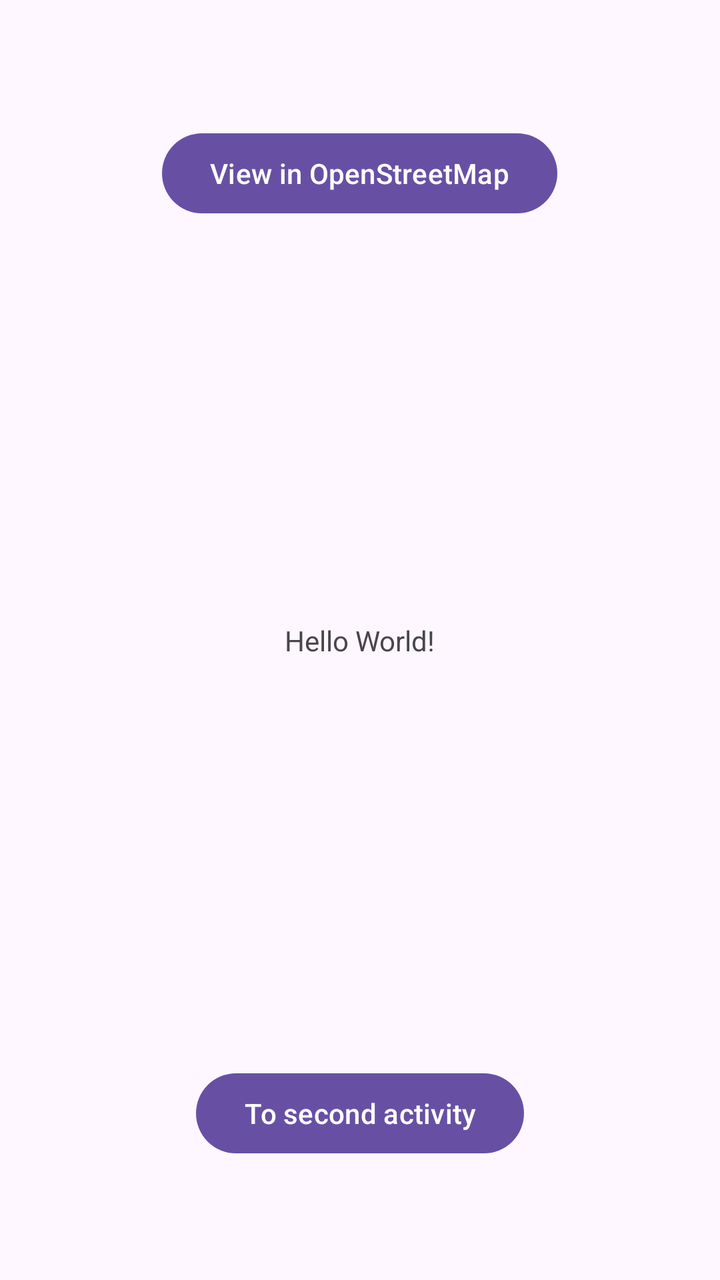
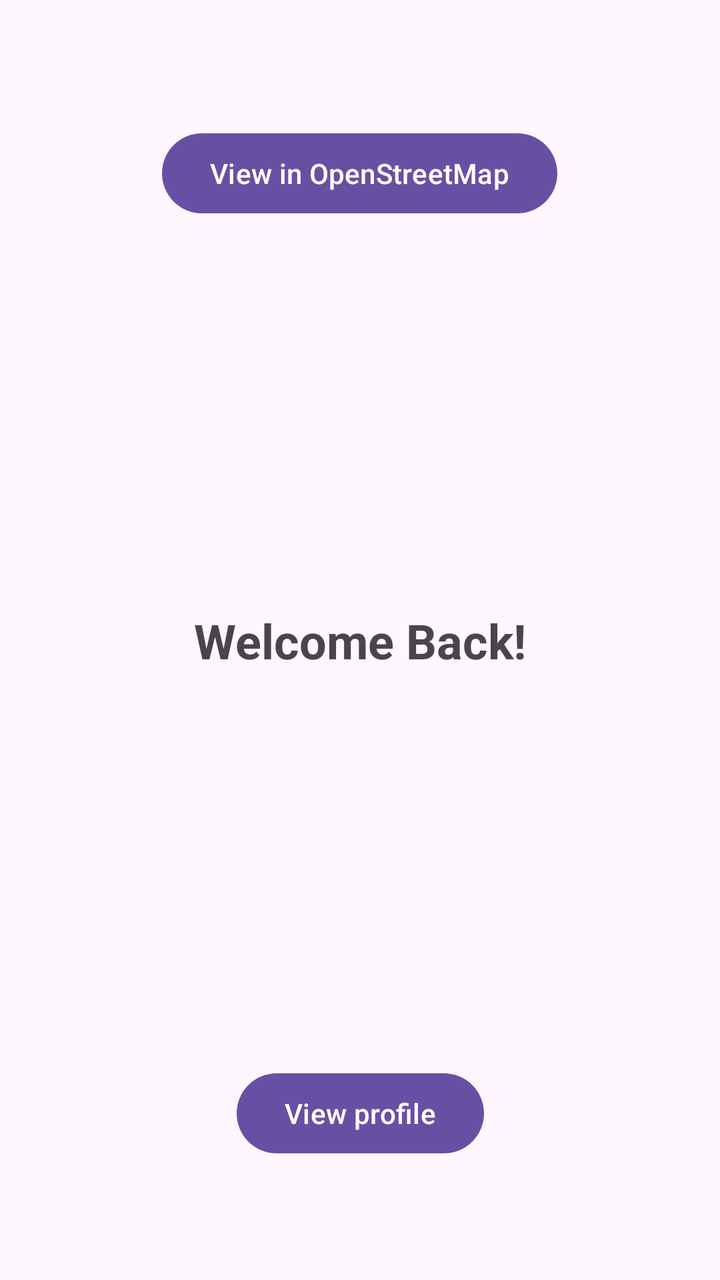

Compare the two renders of this Android layout. The source of the first and the diff that turns it into the second are given below.
<!-- AndroidManifest.xml: application theme Theme.HelloWorld -->
<!-- res/layout/activity_main.xml -->
<?xml version="1.0" encoding="utf-8"?>
<androidx.constraintlayout.widget.ConstraintLayout xmlns:android="http://schemas.android.com/apk/res/android"
    xmlns:app="http://schemas.android.com/apk/res-auto"
    xmlns:tools="http://schemas.android.com/tools"
    android:id="@+id/main"
    android:layout_width="match_parent"
    android:layout_height="match_parent"
    tools:context=".MainActivity">

    <TextView
        android:id="@+id/mainTextView"
        android:layout_width="wrap_content"
        android:layout_height="wrap_content"
        android:text="Hello World!"
        app:layout_constraintBottom_toBottomOf="parent"
        app:layout_constraintEnd_toEndOf="parent"
        app:layout_constraintStart_toStartOf="parent"
        app:layout_constraintTop_toTopOf="parent" />

    <Button
        android:id="@+id/button_main_to_second"
        android:layout_width="wrap_content"
        android:layout_height="wrap_content"
        android:text="To second activity"
        app:layout_constraintBottom_toBottomOf="parent"
        app:layout_constraintEnd_toEndOf="parent"
        app:layout_constraintStart_toStartOf="parent"
        app:layout_constraintTop_toTopOf="parent"
        app:layout_constraintVertical_bias="0.9" />

    <Button
        android:id="@+id/osmButton"
        android:layout_width="wrap_content"
        android:layout_height="wrap_content"
        android:text="View in OpenStreetMap"
        app:layout_constraintBottom_toBottomOf="parent"
        app:layout_constraintEnd_toEndOf="parent"
        app:layout_constraintHorizontal_bias="0.498"
        app:layout_constraintStart_toStartOf="parent"
        app:layout_constraintTop_toTopOf="parent"
        app:layout_constraintVertical_bias="0.106" />

</androidx.constraintlayout.widget.ConstraintLayout>
<!-- resources referenced by this layout -->
<resources>
  <style name="Theme.HelloWorld" parent="Base.Theme.HelloWorld" />
  <style name="Base.Theme.HelloWorld" parent="Theme.Material3.DayNight.NoActionBar">
          
          
      </style>
</resources>

<!-- the commit's change to res/layout/activity_main.xml (unified diff, before → after) -->
@@ -1,43 +1,60 @@
 <?xml version="1.0" encoding="utf-8"?>
-<androidx.constraintlayout.widget.ConstraintLayout xmlns:android="http://schemas.android.com/apk/res/android"
+<androidx.drawerlayout.widget.DrawerLayout
+    xmlns:android="http://schemas.android.com/apk/res/android"
     xmlns:app="http://schemas.android.com/apk/res-auto"
     xmlns:tools="http://schemas.android.com/tools"
-    android:id="@+id/main"
+    android:id="@+id/drawer_layout"
     android:layout_width="match_parent"
     android:layout_height="match_parent"
     tools:context=".MainActivity">
 
-    <TextView
-        android:id="@+id/mainTextView"
+    <androidx.constraintlayout.widget.ConstraintLayout
+        android:id="@+id/main"
+        android:layout_width="match_parent"
+        android:layout_height="match_parent">
+
+        <TextView
+            android:id="@+id/mainTextView"
+            android:layout_width="wrap_content"
+            android:layout_height="wrap_content"
+            android:text="Welcome Back!"
+            android:textSize="24sp"
+            android:textStyle="bold"
+            app:layout_constraintBottom_toBottomOf="parent"
+            app:layout_constraintEnd_toEndOf="parent"
+            app:layout_constraintStart_toStartOf="parent"
+            app:layout_constraintTop_toTopOf="parent" />
+
+        <Button
+            android:id="@+id/button_main_to_profile"
+            android:layout_width="wrap_content"
+            android:layout_height="wrap_content"
+            android:text="View profile"
+            app:layout_constraintBottom_toBottomOf="parent"
+            app:layout_constraintEnd_toEndOf="parent"
+            app:layout_constraintStart_toStartOf="parent"
+            app:layout_constraintTop_toTopOf="parent"
+            app:layout_constraintVertical_bias="0.9" />
+
+        <Button
+            android:id="@+id/osmButton"
+            android:layout_width="wrap_content"
+            android:layout_height="wrap_content"
+            android:text="View in OpenStreetMap"
+            app:layout_constraintBottom_toBottomOf="parent"
+            app:layout_constraintEnd_toEndOf="parent"
+            app:layout_constraintHorizontal_bias="0.498"
+            app:layout_constraintStart_toStartOf="parent"
+            app:layout_constraintTop_toTopOf="parent"
+            app:layout_constraintVertical_bias="0.106" />
+
+    </androidx.constraintlayout.widget.ConstraintLayout>
+
+    <com.google.android.material.navigation.NavigationView
+        android:id="@+id/nav_view"
         android:layout_width="wrap_content"
-        android:layout_height="wrap_content"
-        android:text="Hello World!"
-        app:layout_constraintBottom_toBottomOf="parent"
-        app:layout_constraintEnd_toEndOf="parent"
-        app:layout_constraintStart_toStartOf="parent"
-        app:layout_constraintTop_toTopOf="parent" />
+        android:layout_height="match_parent"
+        android:layout_gravity="start"
+        app:menu="@menu/drawer_menu" />
 
-    <Button
-        android:id="@+id/button_main_to_second"
-        android:layout_width="wrap_content"
-        android:layout_height="wrap_content"
-        android:text="To second activity"
-        app:layout_constraintBottom_toBottomOf="parent"
-        app:layout_constraintEnd_toEndOf="parent"
-        app:layout_constraintStart_toStartOf="parent"
-        app:layout_constraintTop_toTopOf="parent"
-        app:layout_constraintVertical_bias="0.9" />
-
-    <Button
-        android:id="@+id/osmButton"
-        android:layout_width="wrap_content"
-        android:layout_height="wrap_content"
-        android:text="View in OpenStreetMap"
-        app:layout_constraintBottom_toBottomOf="parent"
-        app:layout_constraintEnd_toEndOf="parent"
-        app:layout_constraintHorizontal_bias="0.498"
-        app:layout_constraintStart_toStartOf="parent"
-        app:layout_constraintTop_toTopOf="parent"
-        app:layout_constraintVertical_bias="0.106" />
-
-</androidx.constraintlayout.widget.ConstraintLayout>
+</androidx.drawerlayout.widget.DrawerLayout>
